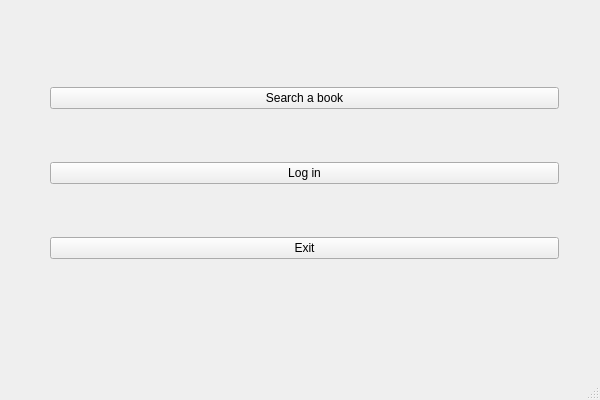
This is Biblioteca/UserApp/UserApp.ui in EchipaSMC/Biblioteca as Qt 5 draws it before an edit. The edited form follows.
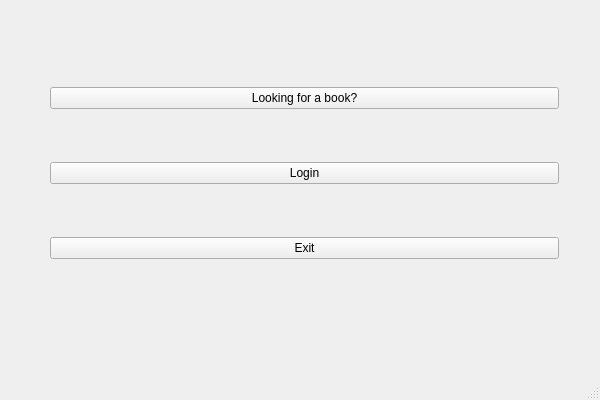
This is the edited form.

What changed in the file:
```diff
--- a/Biblioteca/UserApp/UserApp.ui
+++ b/Biblioteca/UserApp/UserApp.ui
@@ -30,14 +30,14 @@
      <item>
       <widget class="QPushButton" name="bookSearchBtn">
        <property name="text">
-        <string>Search a book</string>
+        <string>Looking for a book?</string>
        </property>
       </widget>
      </item>
      <item>
       <widget class="QPushButton" name="loginBtn">
        <property name="text">
-        <string>Log in</string>
+        <string>Login</string>
        </property>
       </widget>
      </item>
```
